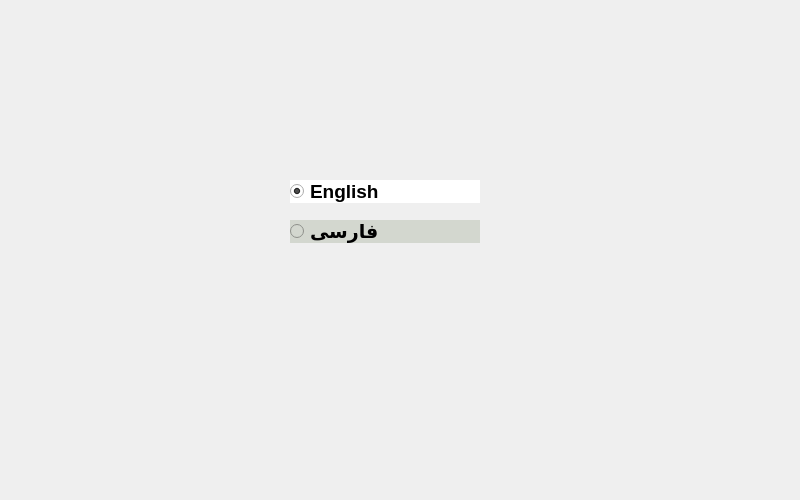
Before: the Qt Designer form framelang.ui in mohsencyber/gardinaUI, drawn with Qt 5.
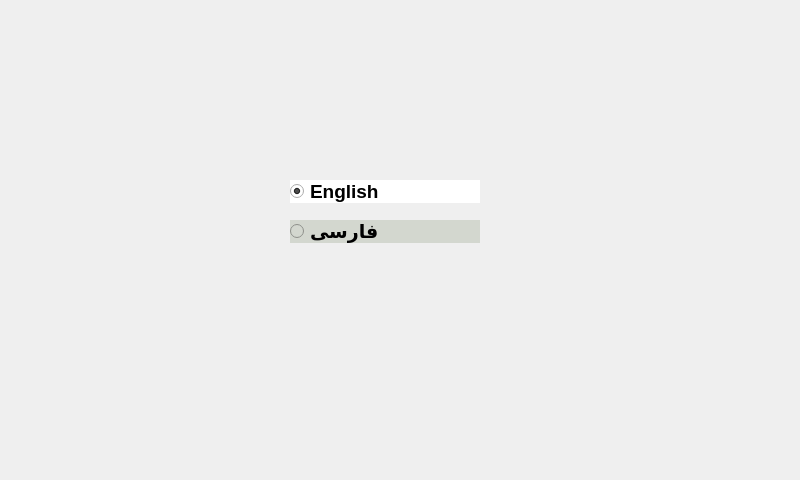
After: the same form once the commit is applied. Icons and pictures are not drawn.

Diff of the .ui file:
```diff
--- a/framelang.ui
+++ b/framelang.ui
@@ -7,7 +7,7 @@
     <x>0</x>
     <y>0</y>
     <width>800</width>
-    <height>500</height>
+    <height>480</height>
    </rect>
   </property>
   <property name="windowTitle">
@@ -17,7 +17,7 @@
    <property name="geometry">
     <rect>
      <x>600</x>
-     <y>440</y>
+     <y>428</y>
      <width>85</width>
      <height>40</height>
     </rect>
@@ -94,7 +94,7 @@
    <property name="geometry">
     <rect>
      <x>490</x>
-     <y>432</y>
+     <y>420</y>
      <width>66</width>
      <height>47</height>
     </rect>
```
